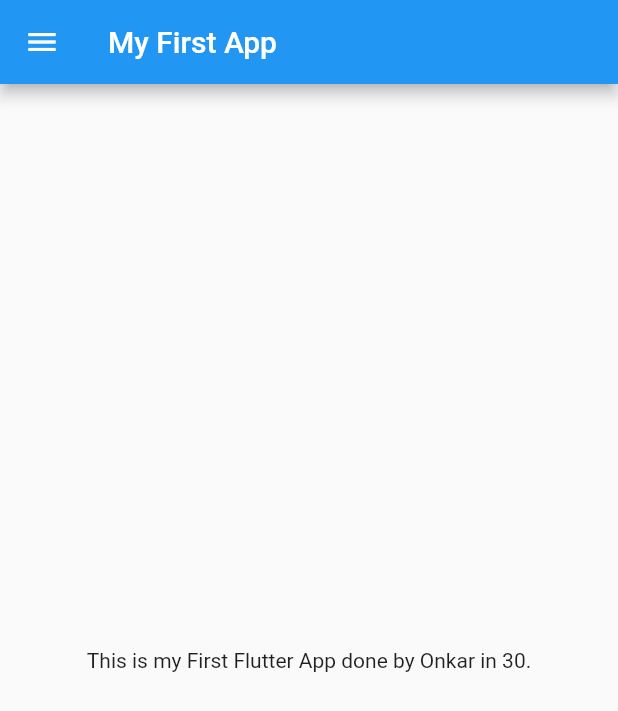
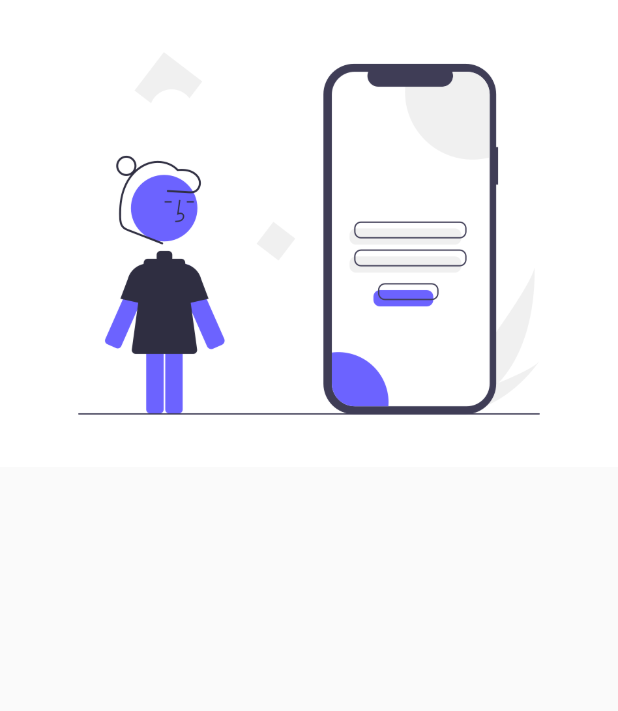
Before and after one commit to onkarmishra27/myFlutterApp, a Flutter app: the screen it shows after launch, on a phone screen of 412 x 824 dp. Shown: the top 711 px of the screen. Run offline on Flutter 3.47's test engine with Material 2 defaults, Android fonts, the phone set to English and light mode, and no system bars.

Commit message:
login page done half

```diff
--- /dev/null
+++ b/lib/Pages/login_page.dart
@@ -0,0 +1,14 @@
+import 'package:flutter/material.dart';
+
+class LoginPage extends StatelessWidget {
+  @override
+  Widget build(BuildContext context) {
+    return Material(
+        child: Column(
+      children: [
+        Image.asset('assets/images/login_image.png'),
+      ],
+    )
+    );
+  }
+}
--- a/lib/homePage.dart
+++ /dev/null
@@ -1,21 +0,0 @@
-import 'package:flutter/material.dart';
-
-class HomePage extends StatelessWidget {
-  final int days = 30;
-  final String name = "Onkar";
-
-  @override
-  Widget build(BuildContext context) {
-    return Scaffold(
-      appBar: AppBar(
-        title: Text("My First App"),
-      ),
-      body: Center(
-        child: Container(
-          child: Text("This is my First Flutter App done by $name in $days."),
-        ),
-      ),
-      drawer: Drawer(),
-    );
-  }
-}
--- a/lib/main.dart
+++ b/lib/main.dart
@@ -1,4 +1,5 @@
-import 'package:first_app/homePage.dart';
+import 'package:first_app/Pages/homePage.dart';
+import 'package:first_app/Pages/login_page.dart';
 import 'package:flutter/material.dart';
 
 void main() {
@@ -6,14 +7,21 @@ void main() {
 }
 
 class MyApp extends StatelessWidget {
-  const MyApp({Key? key}) : super(key: key);
-
   @override
   Widget build(BuildContext context) {
-
-
     return MaterialApp(
-      home: HomePage() ,
+      debugShowCheckedModeBanner: false,
+      themeMode: ThemeMode.light,
+      theme: ThemeData(primarySwatch: Colors.amber),
+      darkTheme: ThemeData(
+        brightness: Brightness.dark,
+      ),
+      // initialRoute: "/home",
+      routes: {
+        "/": (context) => LoginPage(),
+        "/home": (context) => HomePage(),
+        "/login": (context) => LoginPage()
+      },
     );
   }
 }
--- a/pubspec.yaml
+++ b/pubspec.yaml
@@ -45,7 +45,7 @@ dev_dependencies:
   # activated in the `analysis_options.yaml` file located at the root of your
   # package. See that file for information about deactivating specific lint
   # rules and activating additional ones.
-  flutter_lints: ^1.0.0
+  # flutter_lints: ^1.0.0
 
 # For information on the generic Dart part of this file, see the
 # following page: https://dart.dev/tools/pub/pubspec
@@ -59,8 +59,8 @@ flutter:
   uses-material-design: true
 
   # To add assets to your application, add an assets section, like this:
-  # assets:
-  #   - images/a_dot_burr.jpeg
+  assets:
+    - assets/images/
   #   - images/a_dot_ham.jpeg
 
   # An image asset can refer to one or more resolution-specific "variants", see
```
Also changed, not shown: lib/Pages/homePage.dart (added, +91 -0 lines), assets/images/login_image.png (added), pubspec.lock.
